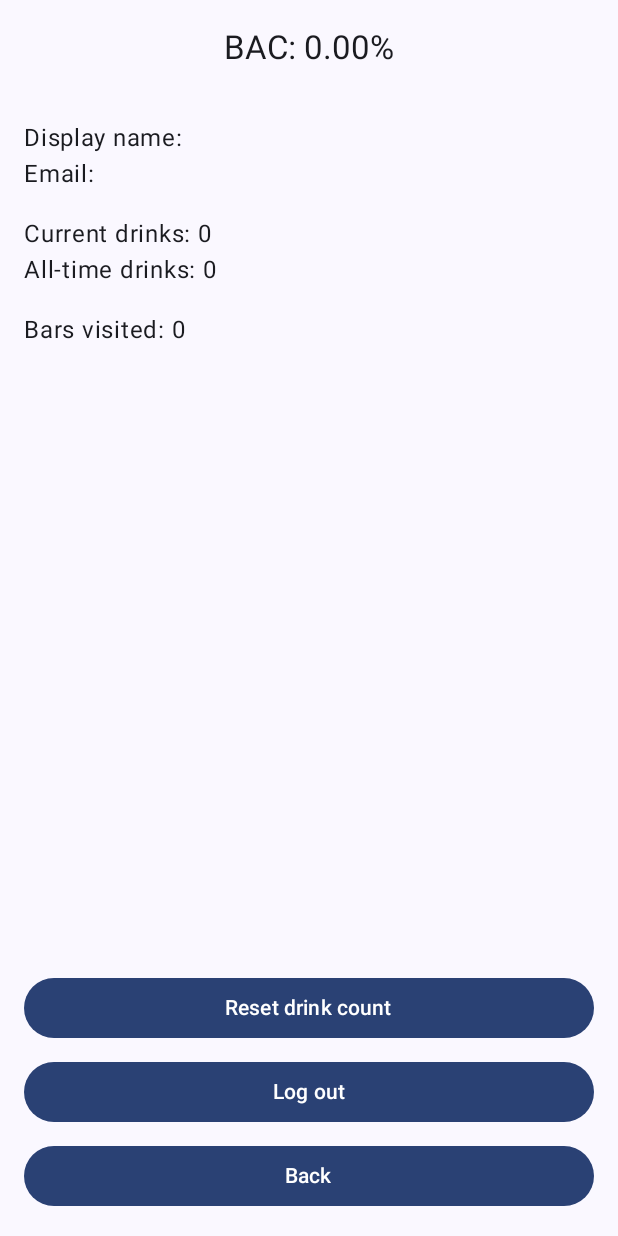
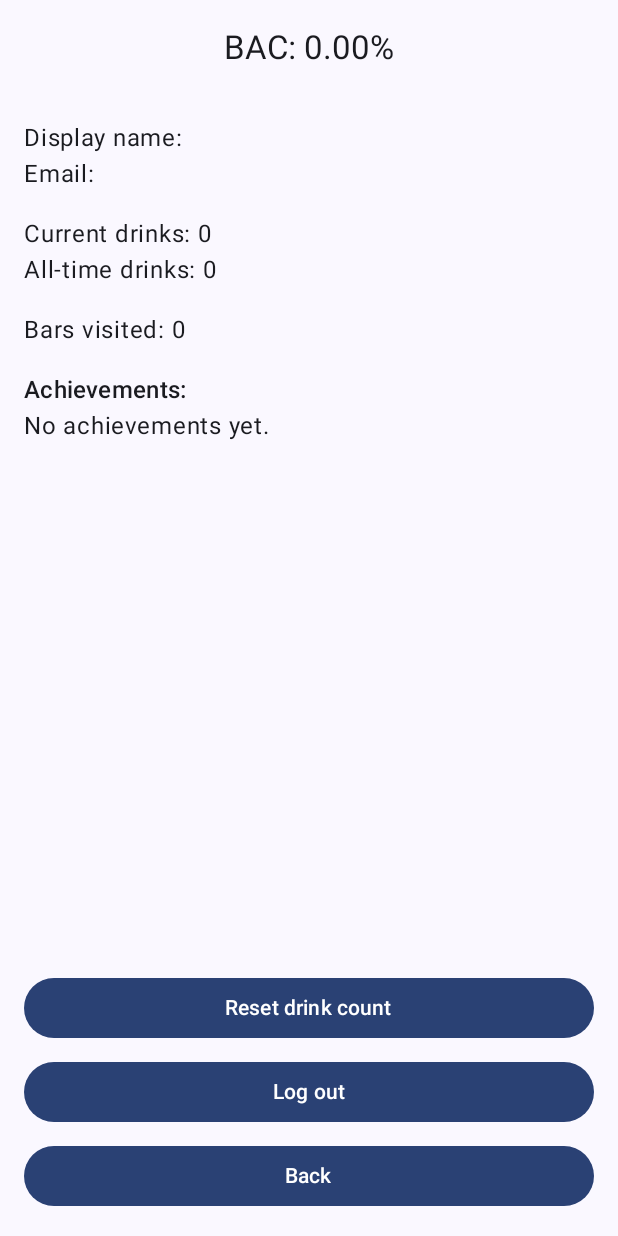
Before and after one commit to WheatonBednarek/Tipsy-Trek, an Android app built with Jetpack Compose: the UserPage screen opened through its navigation route, on a phone screen of 412 x 824 dp. Run offline under Robolectric (Android 15) with nearby library versions, the phone set to English and light mode, and no system bars; our stand-ins replace Firebase (no records; nobody signed in at launch, a user with empty details on screens opened directly); 2 statements that could not run were skipped.

Commit message:
Added Bar Achievements

```diff
--- a/app/src/main/java/com/cs407/tipsytrek/ui/UserPage.kt
+++ b/app/src/main/java/com/cs407/tipsytrek/ui/UserPage.kt
@@ -9,6 +9,7 @@ import androidx.compose.foundation.layout.padding
 import androidx.compose.material3.Button
 import androidx.compose.material3.CenterAlignedTopAppBar
 import androidx.compose.material3.ExperimentalMaterial3Api
+import androidx.compose.material3.MaterialTheme
 import androidx.compose.material3.Scaffold
 import androidx.compose.material3.Text
 import androidx.compose.runtime.*
@@ -16,24 +17,11 @@ import androidx.compose.ui.Modifier
 import androidx.compose.ui.unit.dp
 import androidx.navigation.NavController
 import com.cs407.tipsytrek.User
+import com.cs407.tipsytrek.data.Achievements
 import com.google.firebase.auth.FirebaseAuth
 import com.google.firebase.firestore.FirebaseFirestore
 
 val UserPageId = "User"
-
-fun getBarVisitCount(userId: String, onResult: (Int) -> Unit) {
-    FirebaseFirestore.getInstance()
-        .collection("users")
-        .document(userId)
-        .collection("barVisits")
-        .get()
-        .addOnSuccessListener { query ->
-            onResult(query.size())
-        }
-        .addOnFailureListener {
-            onResult(0)
-        }
-}
 
 @OptIn(ExperimentalMaterial3Api::class)
 @Composable
@@ -45,13 +33,11 @@ fun UserPage(navController: NavController,
     val firebaseUser = FirebaseAuth.getInstance().currentUser
     val userId = firebaseUser?.uid
     var barCount by remember { mutableStateOf(0) }
+    var achievements by remember { mutableStateOf<List<String>>(emptyList()) }
 
-    LaunchedEffect(userId) {
-        userId?.let {
-            getBarVisitCount(it) { count ->
-                barCount = count
-            }
-        }
+    LaunchedEffect(Unit) {
+        barCount = Achievements.localBarVisitCount
+        achievements = Achievements.localUnlockedAchievements.toList()
     }
 
     Scaffold(
@@ -82,6 +68,18 @@ fun UserPage(navController: NavController,
                 Spacer(Modifier.padding(top = 16.dp))
 
                 Text("Bars visited: $barCount")
+
+                Spacer(Modifier.padding(top = 16.dp))
+
+                Text("Achievements:", style = MaterialTheme.typography.titleMedium)
+
+                if (achievements.isEmpty()) {
+                    Text("No achievements yet.")
+                } else {
+                    achievements.forEach {
+                        Text("$it")
+                    }
+                }
             }
 
             Column {
```
Also changed, not shown: app/src/main/java/com/cs407/tipsytrek/data/Achievements.kt (added, +93 -0 lines), app/src/main/java/com/cs407/tipsytrek/ui/BarPage.kt (+35 -26 lines).
